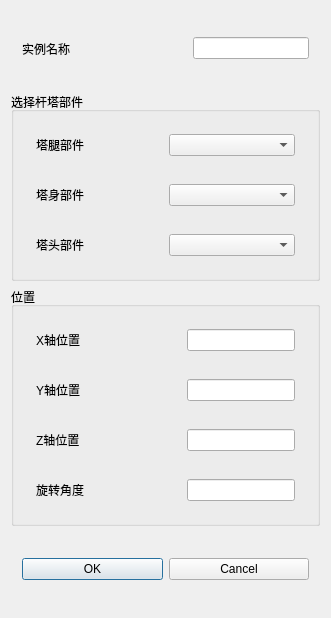
Old version of the form TW/Tower_Assembly.ui in the repository Shixuku/Tower-Visual.
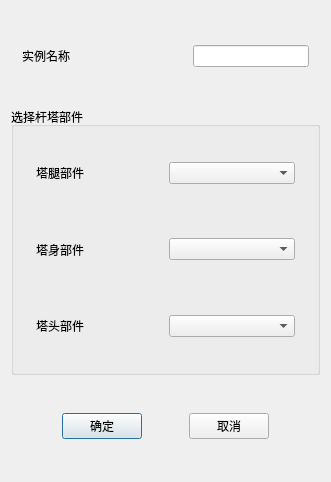
New version of the form. Custom widgets are drawn as their Qt base class.

Diff of the .ui file:
```diff
--- a/TW/Tower_Assembly.ui
+++ b/TW/Tower_Assembly.ui
@@ -7,13 +7,13 @@
     <x>0</x>
     <y>0</y>
     <width>331</width>
-    <height>618</height>
+    <height>482</height>
    </rect>
   </property>
   <property name="windowTitle">
    <string>生成杆塔实例</string>
   </property>
-  <layout class="QVBoxLayout" name="verticalLayout_3">
+  <layout class="QVBoxLayout" name="verticalLayout_3" stretch="1,3,1">
    <item>
     <widget class="QWidget" name="widget_10" native="true">
      <layout class="QHBoxLayout" name="horizontalLayout_5">
@@ -100,148 +100,62 @@
      </layout>
     </widget>
    </item>
-   <item>
-    <widget class="QGroupBox" name="groupBox_2">
-     <property name="title">
-      <string>位置</string>
-     </property>
-     <layout class="QVBoxLayout" name="verticalLayout_2">
-      <item>
-       <widget class="QWidget" name="widget_5" native="true">
-        <layout class="QHBoxLayout" name="horizontalLayout_8">
-         <item>
-          <widget class="QLabel" name="label_5">
-           <property name="text">
-            <string>X轴位置</string>
-           </property>
-          </widget>
-         </item>
-         <item>
-          <spacer name="horizontalSpacer">
-           <property name="orientation">
-            <enum>Qt::Horizontal</enum>
-           </property>
-           <property name="sizeHint" stdset="0">
-            <size>
-             <width>40</width>
-             <height>20</height>
-            </size>
-           </property>
-          </spacer>
-         </item>
-         <item>
-          <widget class="QLineEdit" name="line_disX"/>
-         </item>
-        </layout>
-       </widget>
-      </item>
-      <item>
-       <widget class="QWidget" name="widget_6" native="true">
-        <layout class="QHBoxLayout" name="horizontalLayout_9">
-         <item>
-          <widget class="QLabel" name="label_8">
-           <property name="text">
-            <string>Y轴位置</string>
-           </property>
-          </widget>
-         </item>
-         <item>
-          <spacer name="horizontalSpacer_2">
-           <property name="orientation">
-            <enum>Qt::Horizontal</enum>
-           </property>
-           <property name="sizeHint" stdset="0">
-            <size>
-             <width>40</width>
-             <height>20</height>
-            </size>
-           </property>
-          </spacer>
-         </item>
-         <item>
-          <widget class="QLineEdit" name="line_disY"/>
-         </item>
-        </layout>
-       </widget>
-      </item>
-      <item>
-       <widget class="QWidget" name="widget_7" native="true">
-        <layout class="QHBoxLayout" name="horizontalLayout_10">
-         <item>
-          <widget class="QLabel" name="label_9">
-           <property name="text">
-            <string>Z轴位置</string>
-           </property>
-          </widget>
-         </item>
-         <item>
-          <spacer name="horizontalSpacer_3">
-           <property name="orientation">
-            <enum>Qt::Horizontal</enum>
-           </property>
-           <property name="sizeHint" stdset="0">
-            <size>
-             <width>40</width>
-             <height>20</height>
-            </size>
-           </property>
-          </spacer>
-         </item>
-         <item>
-          <widget class="QLineEdit" name="line_disZ"/>
-         </item>
-        </layout>
-       </widget>
-      </item>
-      <item>
-       <widget class="QWidget" name="widget_9" native="true">
-        <layout class="QHBoxLayout" name="horizontalLayout_12">
-         <item>
-          <widget class="QLabel" name="label_11">
-           <property name="text">
-            <string>旋转角度</string>
-           </property>
-          </widget>
-         </item>
-         <item>
-          <spacer name="horizontalSpacer_5">
-           <property name="orientation">
-            <enum>Qt::Horizontal</enum>
-           </property>
-           <property name="sizeHint" stdset="0">
-            <size>
-             <width>40</width>
-             <height>20</height>
-            </size>
-           </property>
-          </spacer>
-         </item>
-         <item>
-          <widget class="QLineEdit" name="line_angle"/>
-         </item>
-        </layout>
-       </widget>
-      </item>
-     </layout>
-    </widget>
-   </item>
    <item>
     <widget class="QWidget" name="widget" native="true">
      <layout class="QHBoxLayout" name="horizontalLayout">
+      <item>
+       <spacer name="horizontalSpacer_2">
+        <property name="orientation">
+         <enum>Qt::Horizontal</enum>
+        </property>
+        <property name="sizeHint" stdset="0">
+         <size>
+          <width>40</width>
+          <height>20</height>
+         </size>
+        </property>
+       </spacer>
+      </item>
       <item>
        <widget class="QPushButton" name="ok_btn">
         <property name="text">
-         <string>OK</string>
+         <string>确定</string>
         </property>
        </widget>
       </item>
+      <item>
+       <spacer name="horizontalSpacer">
+        <property name="orientation">
+         <enum>Qt::Horizontal</enum>
+        </property>
+        <property name="sizeHint" stdset="0">
+         <size>
+          <width>40</width>
+          <height>20</height>
+         </size>
+        </property>
+       </spacer>
+      </item>
       <item>
        <widget class="QPushButton" name="cancel_btn">
         <property name="text">
-         <string>Cancel</string>
+         <string>取消</string>
         </property>
        </widget>
       </item>
+      <item>
+       <spacer name="horizontalSpacer_3">
+        <property name="orientation">
+         <enum>Qt::Horizontal</enum>
+        </property>
+        <property name="sizeHint" stdset="0">
+         <size>
+          <width>40</width>
+          <height>20</height>
+         </size>
+        </property>
+       </spacer>
+      </item>
      </layout>
     </widget>
    </item>
```
